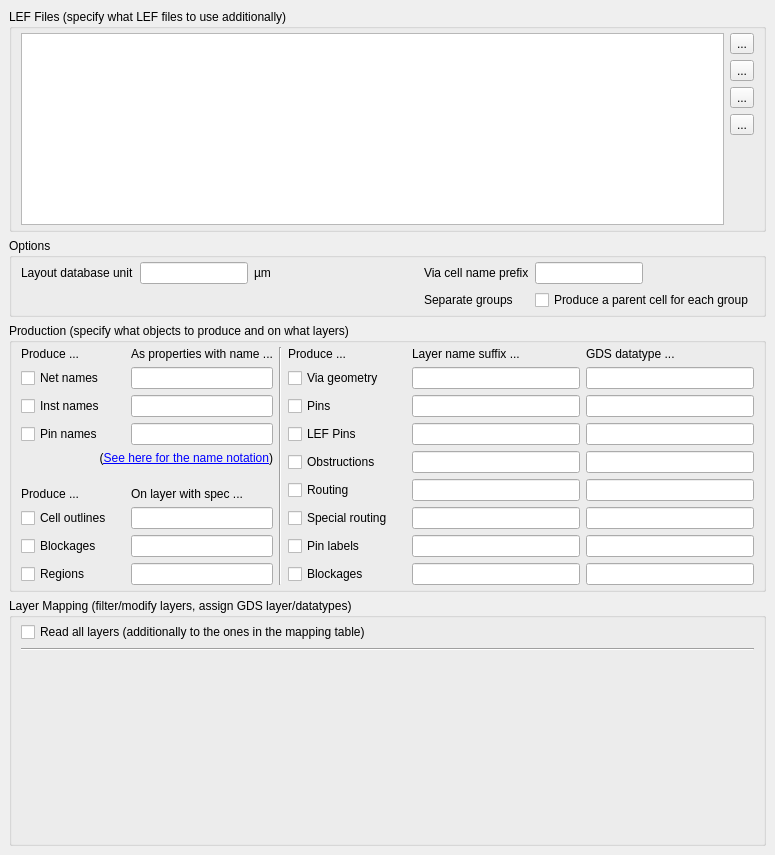
Above: src/plugins/streamers/lefdef/lay_plugin/LEFDEFTechnologyComponentEditor.ui from KLayout/klayout before the change. Below: the same form after it.
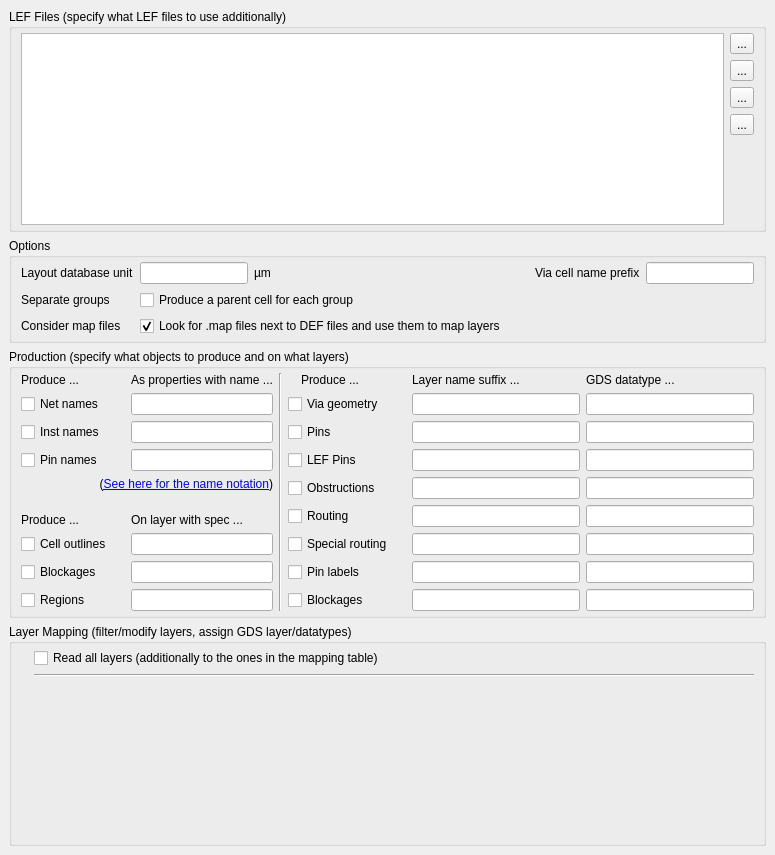
That is the form after the change. Icons and pictures are not drawn. Custom widgets are drawn as their Qt base class.

Diff of the .ui file:
```diff
--- a/src/plugins/streamers/lefdef/lay_plugin/LEFDEFTechnologyComponentEditor.ui
+++ b/src/plugins/streamers/lefdef/lay_plugin/LEFDEFTechnologyComponentEditor.ui
@@ -207,17 +207,13 @@
       <property name="bottomMargin">
        <number>4</number>
       </property>
-      <item row="0" column="0">
-       <widget class="QLabel" name="label_4">
-        <property name="text">
-         <string>Layout database unit</string>
-        </property>
-       </widget>
-      </item>
-      <item row="0" column="3">
-       <widget class="QLabel" name="label_21">
-        <property name="text">
-         <string>Via cell name prefix</string>
+      <item row="0" column="4">
+       <widget class="QLineEdit" name="prefix_via_cellname">
+        <property name="sizePolicy">
+         <sizepolicy hsizetype="Fixed" vsizetype="Fixed">
+          <horstretch>0</horstretch>
+          <verstretch>0</verstretch>
+         </sizepolicy>
         </property>
        </widget>
       </item>
@@ -234,40 +230,61 @@
         </property>
        </widget>
       </item>
-      <item row="0" column="1">
-       <widget class="QLineEdit" name="dbu">
-        <property name="sizePolicy">
-         <sizepolicy hsizetype="Fixed" vsizetype="Fixed">
-          <horstretch>0</horstretch>
-          <verstretch>0</verstretch>
-         </sizepolicy>
-        </property>
-       </widget>
-      </item>
-      <item row="0" column="4">
-       <widget class="QLineEdit" name="prefix_via_cellname">
-        <property name="sizePolicy">
-         <sizepolicy hsizetype="Fixed" vsizetype="Fixed">
-          <horstretch>0</horstretch>
-          <verstretch>0</verstretch>
-         </sizepolicy>
-        </property>
-       </widget>
-      </item>
-      <item row="1" column="4">
+      <item row="1" column="1" colspan="4">
        <widget class="QCheckBox" name="separate_groups">
         <property name="text">
          <string>Produce a parent cell for each group</string>
         </property>
        </widget>
       </item>
-      <item row="1" column="3">
+      <item row="0" column="3">
+       <widget class="QLabel" name="label_21">
+        <property name="text">
+         <string>Via cell name prefix</string>
+        </property>
+       </widget>
+      </item>
+      <item row="0" column="0">
+       <widget class="QLabel" name="label_4">
+        <property name="text">
+         <string>Layout database unit</string>
+        </property>
+       </widget>
+      </item>
+      <item row="1" column="0">
        <widget class="QLabel" name="label_22">
         <property name="text">
          <string>Separate groups</string>
         </property>
        </widget>
       </item>
+      <item row="0" column="1">
+       <widget class="QLineEdit" name="dbu">
+        <property name="sizePolicy">
+         <sizepolicy hsizetype="Fixed" vsizetype="Fixed">
+          <horstretch>0</horstretch>
+          <verstretch>0</verstretch>
+         </sizepolicy>
+        </property>
+       </widget>
+      </item>
+      <item row="2" column="0">
+       <widget class="QLabel" name="label_25">
+        <property name="text">
+         <string>Consider map files</string>
+        </property>
+       </widget>
+      </item>
+      <item row="2" column="1" colspan="4">
+       <widget class="QCheckBox" name="consider_map_file">
+        <property name="text">
+         <string>Look for .map files next to DEF files and use them to map layers</string>
+        </property>
+        <property name="checked">
+         <bool>true</bool>
+        </property>
+       </widget>
+      </item>
      </layout>
     </widget>
    </item>
@@ -517,13 +534,6 @@
         </property>
        </widget>
       </item>
-      <item row="0" column="5" colspan="2">
-       <widget class="QLabel" name="label">
-        <property name="text">
-         <string>Produce ...</string>
-        </property>
-       </widget>
-      </item>
       <item row="2" column="5">
        <widget class="QCheckBox" name="produce_pins">
         <property name="text">
@@ -764,6 +774,56 @@
         </property>
        </widget>
       </item>
+      <item row="0" column="5" colspan="2">
+       <widget class="QFrame" name="frame">
+        <property name="frameShape">
+         <enum>QFrame::NoFrame</enum>
+        </property>
+        <property name="frameShadow">
+         <enum>QFrame::Raised</enum>
+        </property>
+        <layout class="QHBoxLayout" name="horizontalLayout">
+         <property name="leftMargin">
+          <number>0</number>
+         </property>
+         <property name="topMargin">
+          <number>0</number>
+         </property>
+         <property name="rightMargin">
+          <number>0</number>
+         </property>
+         <property name="bottomMargin">
+          <number>0</number>
+         </property>
+         <item>
+          <widget class="QLabel" name="warn1">
+           <property name="toolTip">
+            <string>Layer assignment is not used if a .map file is present for DEF layer mapping</string>
+           </property>
+           <property name="text">
+            <string/>
+           </property>
+           <property name="pixmap">
+            <pixmap resource="../../../../lay/lay/layResources.qrc">:/warn_16.png</pixmap>
+           </property>
+          </widget>
+         </item>
+         <item>
+          <widget class="QLabel" name="label_26">
+           <property name="sizePolicy">
+            <sizepolicy hsizetype="Preferred" vsizetype="Preferred">
+             <horstretch>1</horstretch>
+             <verstretch>0</verstretch>
+            </sizepolicy>
+           </property>
+           <property name="text">
+            <string>Produce ...</string>
+           </property>
+          </widget>
+         </item>
+        </layout>
+       </widget>
+      </item>
      </layout>
     </widget>
    </item>
@@ -781,10 +841,7 @@
      <property name="flat">
       <bool>true</bool>
      </property>
-     <layout class="QVBoxLayout">
-      <property name="spacing">
-       <number>6</number>
-      </property>
+     <layout class="QGridLayout" name="gridLayout_2">
       <property name="leftMargin">
        <number>9</number>
       </property>
@@ -797,21 +854,14 @@
       <property name="bottomMargin">
        <number>4</number>
       </property>
-      <item>
+      <item row="0" column="1">
        <widget class="QCheckBox" name="read_all_cbx">
         <property name="text">
          <string>Read all layers (additionally to the ones in the mapping table)</string>
         </property>
        </widget>
       </item>
-      <item>
-       <widget class="Line" name="line_2">
-        <property name="orientation">
-         <enum>Qt::Horizontal</enum>
-        </property>
-       </widget>
-      </item>
-      <item>
+      <item row="2" column="1">
        <widget class="lay::LayerMappingWidget" name="layer_map">
         <property name="sizePolicy">
          <sizepolicy hsizetype="Preferred" vsizetype="Expanding">
@@ -833,6 +883,32 @@
         </property>
        </widget>
       </item>
+      <item row="0" column="0">
+       <widget class="QLabel" name="warn2">
+        <property name="sizePolicy">
+         <sizepolicy hsizetype="Fixed" vsizetype="Preferred">
+          <horstretch>0</horstretch>
+          <verstretch>0</verstretch>
+         </sizepolicy>
+        </property>
+        <property name="toolTip">
+         <string>This table is not used if a .map file is present for DEF layer mapping</string>
+        </property>
+        <property name="text">
+         <string/>
+        </property>
+        <property name="pixmap">
+         <pixmap resource="../../../../lay/lay/layResources.qrc">:/warn_16.png</pixmap>
+        </property>
+       </widget>
+      </item>
+      <item row="1" column="1">
+       <widget class="Line" name="line_2">
+        <property name="orientation">
+         <enum>Qt::Horizontal</enum>
+        </property>
+       </widget>
+      </item>
      </layout>
     </widget>
    </item>
```
Left out of the diff: 8 changed lines with no effect on the pictures.
